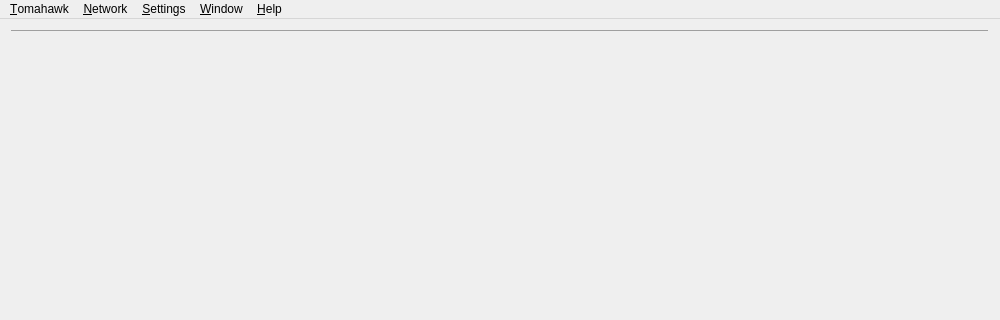
Before: the Qt Designer form src/tomahawkwindow.ui in tomahawk-player/tomahawk, drawn with Qt 5; both pictures show x 0 to 1000 and y 0 to 320 of the 1000 by 660 pixel window.
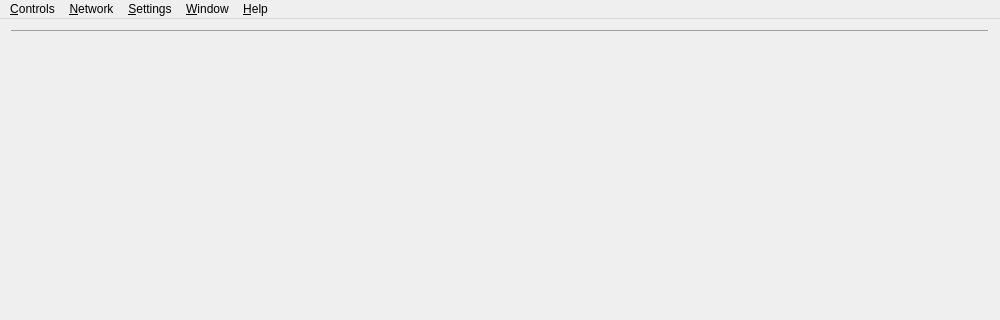
After: the same form once the commit is applied.

Commit message: * Renamed Tomahawk / Music Player menu to Controls. Let's see how that feels cross-platform.

What changed in the file:
```diff
--- a/src/tomahawkwindow.ui
+++ b/src/tomahawkwindow.ui
@@ -78,7 +78,7 @@
    </widget>
    <widget class="QMenu" name="menuApp">
     <property name="title">
-     <string>&amp;Tomahawk</string>
+     <string>&amp;Controls</string>
     </property>
     <addaction name="actionPlay"/>
     <addaction name="actionPrevious"/>
```
The commit also changes 1 other file.
